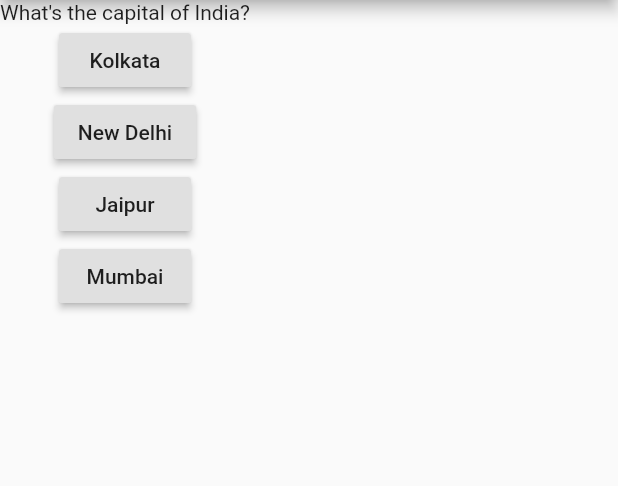
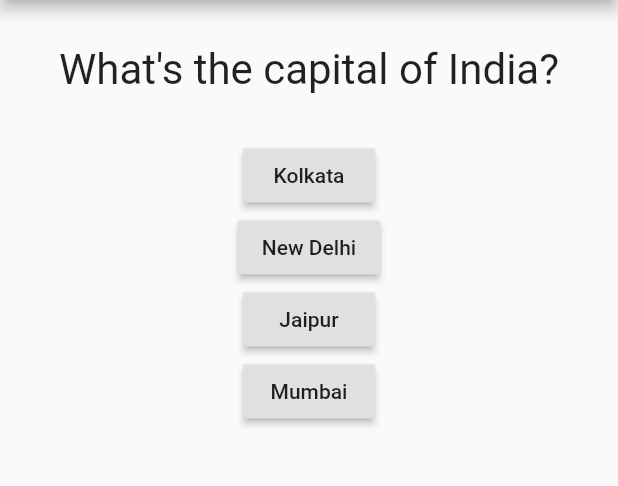
Before and after one commit to pulkitkhandelwal29/Quiz-App, a Flutter app: the screen it shows after launch, on a phone screen of 412 x 824 dp, the part 84-570 px from its top. Run offline on Flutter 3.47's test engine with Material 2 defaults, Android fonts, the phone set to English and light mode, and no system bars.

Commit message:
Text Styling and Layouting

```diff
--- a/lib/question.dart
+++ b/lib/question.dart
@@ -8,6 +8,15 @@ class Question extends StatelessWidget {
 
   @override
   Widget build(BuildContext context) {
-    return Text(questionText);
+    return Container(
+      //takes the width of how much it can get
+      width: double.infinity,
+      margin: EdgeInsets.all(30),
+      child: Text(
+        questionText,
+        style: TextStyle(fontSize: 28),
+        textAlign: TextAlign.center,
+      ),
+    );
   }
 }
```
